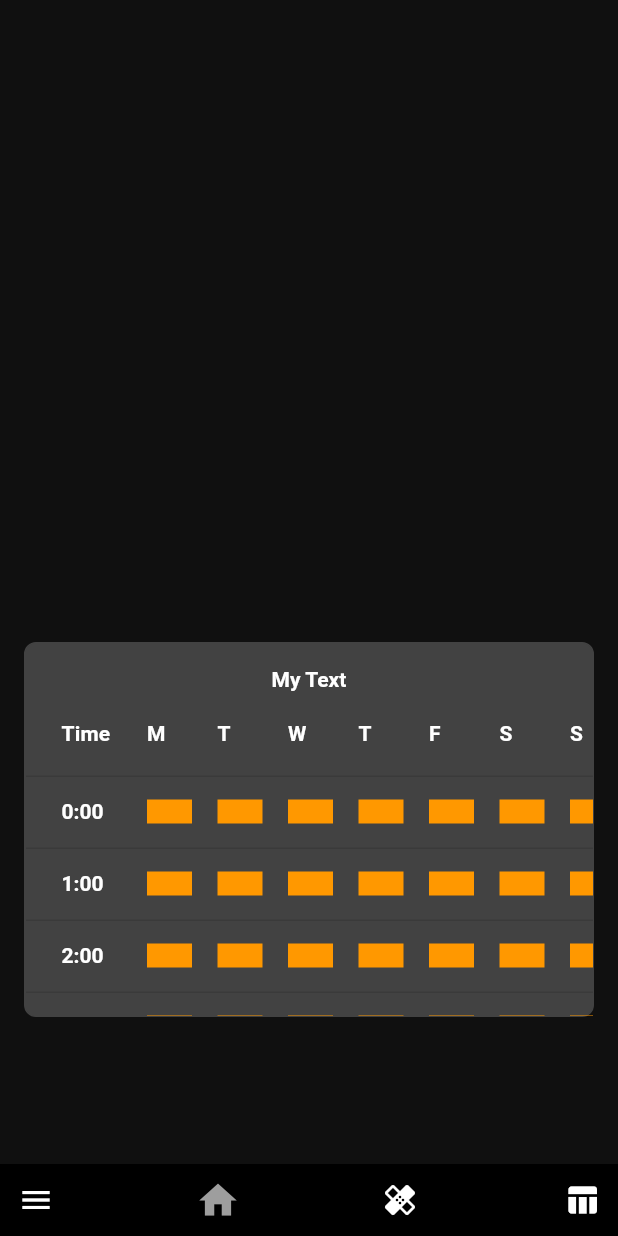
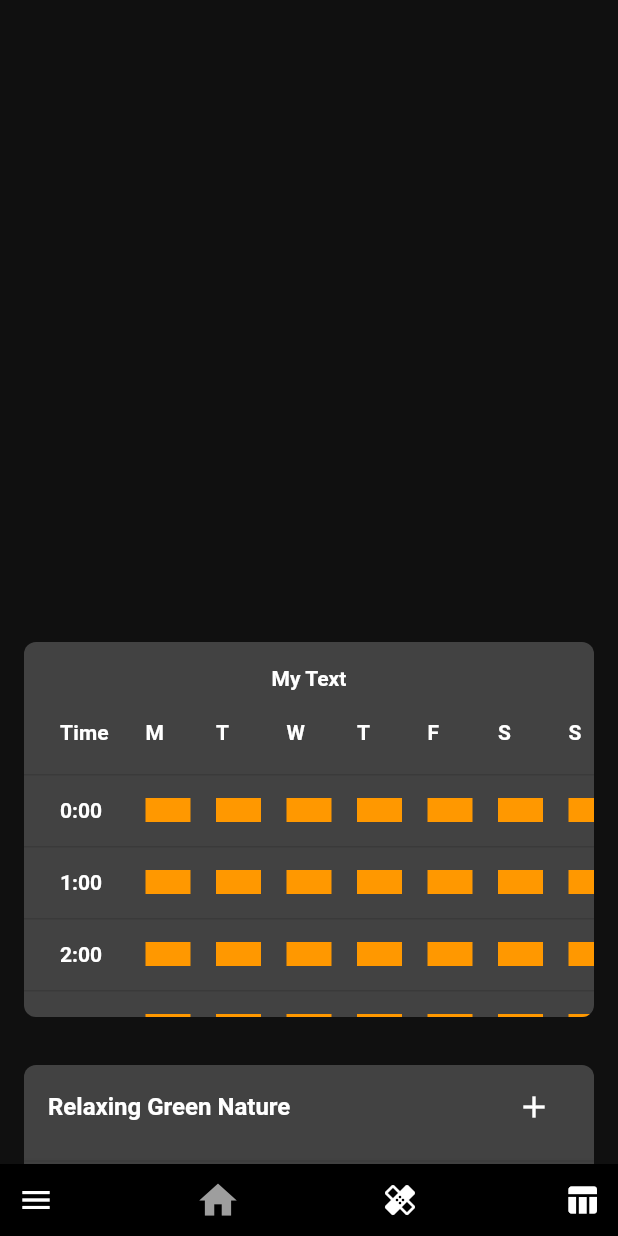
Before and after one commit to AethanFoot-University/StressApp, a Flutter app: the screen it shows after launch, on a phone screen of 412 x 824 dp. Run offline on Flutter 3.47's test engine with Material 2 defaults, Android fonts, the light colour scheme and no system bars; our stand-ins replace audioplayers, fl_chart.

Commit message:
widget modes for music and overview pages

```diff
--- a/stress_app/lib/screens/home/homepage.dart
+++ b/stress_app/lib/screens/home/homepage.dart
@@ -21,7 +21,7 @@ class _MyHomePageState extends State<MyHomePage> {
   static List<Widget> _widgetOptions = <Widget>[
     HomePageBody(),
     StressReliefPage(),
-    StressLevelOverview(Color(0xff101010))
+    StressLevelOverview(false)
   ];
 
   void _onItemTapped(int index) {
--- a/stress_app/lib/screens/home/homepage_body.dart
+++ b/stress_app/lib/screens/home/homepage_body.dart
@@ -1,25 +1,25 @@
 import 'package:flutter/material.dart';
 
 import 'package:stress_app/screens/stress_level_overview.dart';
+import 'package:stress_app/screens/stress_relief/music_page.dart';
 
 class HomePageBody extends StatelessWidget {
   @override
   Widget build(BuildContext context) {
-    return SingleChildScrollView(
-      child: Container(
+    return Container(
       width: MediaQuery.of(context).size.width,
       height: MediaQuery.of(context).size.height,
       decoration: BoxDecoration(
         color: Color(0xff101010),
       ),
-        child: Column(
+      child: ListView(
         children: <Widget>[
           SizedBox(
             height: MediaQuery.of(context).size.height / 2,
           ),
-            HomeWidget(StressLevelOverview(Color(0xff424242))),
+          HomeWidget(StressLevelOverview(true)),
+          HomeWidget(MusicPage(true)),
         ],
-        ),
       ),
     );
   }
--- a/stress_app/lib/screens/stress_level_overview.dart
+++ b/stress_app/lib/screens/stress_level_overview.dart
@@ -2,9 +2,9 @@ import 'package:flutter/material.dart';
 import 'dart:math';
 
 class StressLevelOverview extends StatelessWidget {
-  final color;
+  StressLevelOverview(this.widgetMode, {Key key, this.title}) : super(key: key);
 
-  StressLevelOverview(this.color, {Key key, this.title}) : super(key: key);
+  final widgetMode;
 
   static List<String> DATA_COLUMNS = ["Time", "Monday", "Tuesday",
   "Wednesday", "Thursday", "Friday", "Saturday", "Sunday"];
@@ -119,13 +119,11 @@ class StressLevelOverview extends StatelessWidget {
 
   @override
   Widget build(BuildContext context) {
-    return Container(
+    return widgetMode ?
+    widgetVersion(context) :
+    Container(
       decoration: BoxDecoration(
-        color: color,
-        border: Border.all(
-          color: color,
-        ),
-        borderRadius: BorderRadius.circular(8),
+        color: Color(0xff101010),
       ),
       child: Column(
         children: <Widget>[
@@ -139,4 +137,25 @@ class StressLevelOverview extends StatelessWidget {
       ),
     );
   }
+
+  Widget widgetVersion(BuildContext context) {
+    return ClipRRect(
+      borderRadius: BorderRadius.circular(8.0),
+      child: Container(
+        decoration: BoxDecoration(
+          color: Color(0xff424242),
+        ),
+        child: Column(
+          children: <Widget>[
+            SizedBox(
+              height: 16,
+            ),
+            Expanded(
+              child: generateStressTable(context),
+            ),
+          ],
+        ),
+      ),
+    );
+  }
 }
--- a/stress_app/lib/screens/stress_relief/music_page.dart
+++ b/stress_app/lib/screens/stress_relief/music_page.dart
@@ -6,15 +6,20 @@ import 'package:flutter/services.dart';
 import 'package:path_provider/path_provider.dart';
 
 class MusicPage extends StatefulWidget {
-  MusicPage({Key key, this.title}) : super(key: key);
+  MusicPage(this.widgetMode, {Key key, this.title}) : super(key: key);
 
+  final widgetMode;
   final String title;
 
   @override
-  _MusicPageState createState() => _MusicPageState();
+  _MusicPageState createState() => _MusicPageState(widgetMode);
 }
 
 class _MusicPageState extends State<MusicPage> {
+  final widgetMode;
+
+  _MusicPageState(this.widgetMode);
+
   AudioPlayer player;
   File currentFile;
   bool playing = false;
@@ -52,11 +57,58 @@ class _MusicPageState extends State<MusicPage> {
 
   @override
   Widget build(BuildContext context) {
-    return Scaffold(
+    return widgetMode ?
+    ClipRRect(
+      borderRadius: BorderRadius.circular(8.0),
+      child: Container(
+          decoration: BoxDecoration(
+            color: Color(0xff424242),
+          ),
+          child: Column(
+            children: <Widget>[
+              Expanded(
+                child: ListView.separated(
+                  itemCount: names.length,
+                  separatorBuilder: (BuildContext context, int index) => Divider(),
+                  itemBuilder: (BuildContext context, int index) {
+                    return createTile(names[index]);
+                  },
+                ),
+              ),
+              Align(
+                alignment: Alignment.bottomLeft,
+                child: IconButton(
+                  splashColor: Colors.transparent,
+                  color: Colors.white,
+                  icon: playing ? Icon(Icons.pause) : Icon(Icons.play_arrow),
+                  onPressed: () {
+                    if (playerSet) {
+                      if (!playing) {
+                        player.resume();
+                        setState(() {
+                          playing = true;
+                        });
+                      } else {
+                        player.pause();
+                        setState(() {
+                          playing = false;
+                        });
+                      }
+                    } else if(musicList.length > 0) {
+                      loadMusic(musicList[currentPos]);
+                    }
+                  },
+                ),
+              ),
+            ],
+          )
+      ),
+    ):
+    Scaffold(
       body: Container(
-          decoration: BoxDecoration(
-            color: Color(0xff101010),
-          ),
+        decoration: BoxDecoration(
+          color: Color(0xff101010),
+        ),
         child: ListView.separated(
           itemCount: names.length + 1,
           separatorBuilder: (BuildContext context, int index) => Divider(),
```
Also changed, not shown: stress_app/lib/screens/stress_relief/stress_relief_page.dart (+90 -18 lines). Lines whose indentation alone changed are shown as unchanged.
